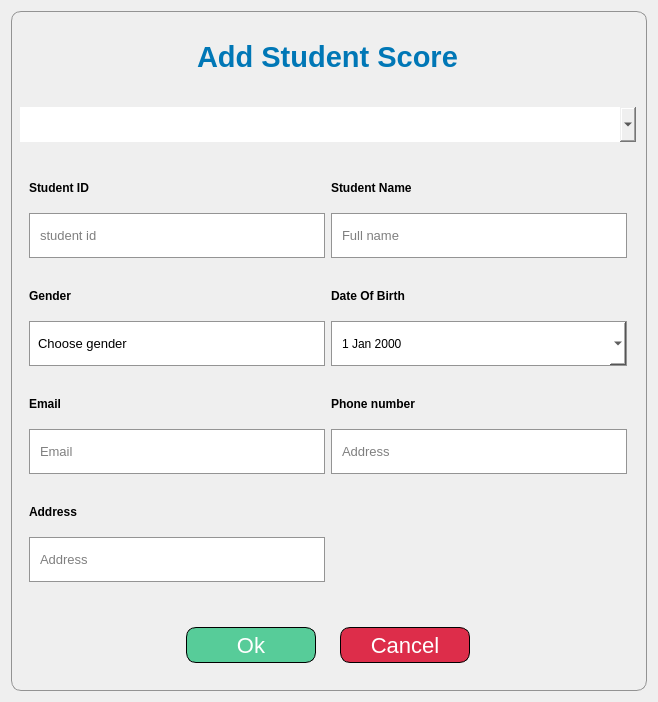
First picture: the form in UI/forms/score_form.ui, repository yuukun123/ManageStudent, before the edit.
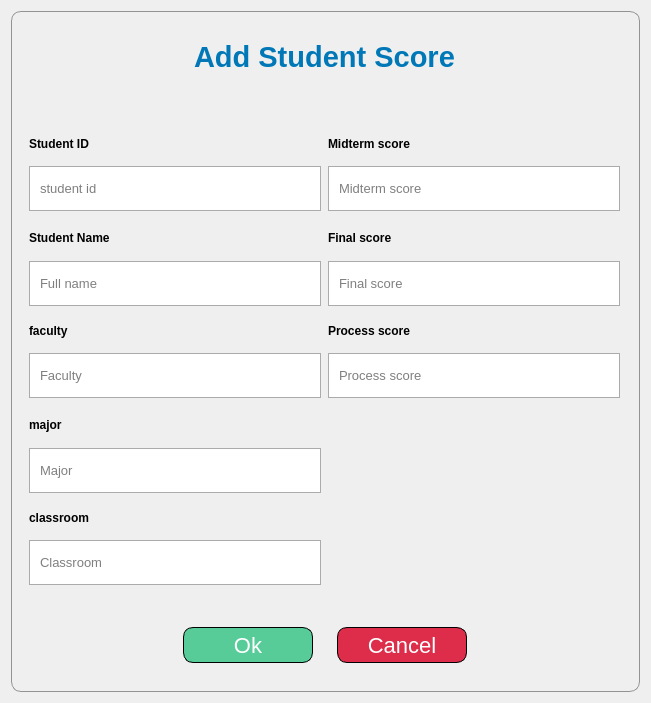
Second picture: the form after the edit. Icons and pictures are not drawn.

Diff of the .ui file:
```diff
--- a/UI/forms/score_form.ui
+++ b/UI/forms/score_form.ui
@@ -6,8 +6,8 @@
    <rect>
     <x>0</x>
     <y>0</y>
-    <width>658</width>
-    <height>702</height>
+    <width>651</width>
+    <height>703</height>
    </rect>
   </property>
   <property name="windowTitle">
@@ -116,43 +116,6 @@
          <property name="rightMargin">
           <number>0</number>
          </property>
-         <item>
-          <widget class="QWidget" name="widget_4" native="true">
-           <property name="minimumSize">
-            <size>
-             <width>0</width>
-             <height>35</height>
-            </size>
-           </property>
-           <property name="styleSheet">
-            <string notr="true">border: 0px solid rgb(0, 0, 0);</string>
-           </property>
-           <layout class="QHBoxLayout" name="horizontalLayout">
-            <property name="leftMargin">
-             <number>0</number>
-            </property>
-            <property name="topMargin">
-             <number>0</number>
-            </property>
-            <property name="rightMargin">
-             <number>0</number>
-            </property>
-            <property name="bottomMargin">
-             <number>0</number>
-            </property>
-            <item>
-             <widget class="QComboBox" name="comboBox">
-              <property name="minimumSize">
-               <size>
-                <width>200</width>
-                <height>35</height>
-               </size>
-              </property>
-             </widget>
-            </item>
-           </layout>
-          </widget>
-         </item>
          <item>
           <widget class="QStackedWidget" name="stackedWidget">
            <property name="frameShadow">
@@ -199,6 +162,252 @@
                 <property name="bottomMargin">
                  <number>0</number>
                 </property>
+                <property name="horizontalSpacing">
+                 <number>7</number>
+                </property>
+                <property name="verticalSpacing">
+                 <number>0</number>
+                </property>
+                <item row="4" column="0">
+                 <widget class="QGroupBox" name="groupBox_22">
+                  <property name="styleSheet">
+                   <string notr="true">border: none;</string>
+                  </property>
+                  <property name="title">
+                   <string/>
+                  </property>
+                  <layout class="QVBoxLayout" name="verticalLayout_14">
+                   <property name="spacing">
+                    <number>0</number>
+                   </property>
+                   <property name="leftMargin">
+                    <number>0</number>
+                   </property>
+                   <property name="topMargin">
+                    <number>0</number>
+                   </property>
+                   <property name="rightMargin">
+                    <number>0</number>
+                   </property>
+                   <property name="bottomMargin">
+                    <number>0</number>
+                   </property>
+                   <item>
+                    <widget class="QLabel" name="label_8">
+                     <property name="maximumSize">
+                      <size>
+                       <width>16777215</width>
+                       <height>40</height>
+                      </size>
+                     </property>
+                     <property name="font">
+                      <font>
+                       <pointsize>9</pointsize>
+                       <weight>75</weight>
+                       <bold>true</bold>
+                      </font>
+                     </property>
+                     <property name="text">
+                      <string>major</string>
+                     </property>
+                    </widget>
+                   </item>
+                   <item>
+                    <widget class="QLineEdit" name="inputMajor">
+                     <property name="minimumSize">
+                      <size>
+                       <width>0</width>
+                       <height>45</height>
+                      </size>
+                     </property>
+                     <property name="font">
+                      <font>
+                       <pointsize>10</pointsize>
+                      </font>
+                     </property>
+                     <property name="styleSheet">
+                      <string notr="true">#inputMajor{
+	padding: 0 8px;
+	border: 1px solid rgb(171, 171, 171)
+}
+</string>
+                     </property>
+                     <property name="inputMask">
+                      <string/>
+                     </property>
+                     <property name="text">
+                      <string/>
+                     </property>
+                     <property name="readOnly">
+                      <bool>true</bool>
+                     </property>
+                     <property name="placeholderText">
+                      <string>Major</string>
+                     </property>
+                    </widget>
+                   </item>
+                  </layout>
+                 </widget>
+                </item>
+                <item row="3" column="1">
+                 <widget class="QGroupBox" name="groupBox_21">
+                  <property name="styleSheet">
+                   <string notr="true">border: none;</string>
+                  </property>
+                  <property name="title">
+                   <string/>
+                  </property>
+                  <layout class="QVBoxLayout" name="verticalLayout_12">
+                   <property name="spacing">
+                    <number>0</number>
+                   </property>
+                   <property name="leftMargin">
+                    <number>0</number>
+                   </property>
+                   <property name="topMargin">
+                    <number>0</number>
+                   </property>
+                   <property name="rightMargin">
+                    <number>0</number>
+                   </property>
+                   <property name="bottomMargin">
+                    <number>0</number>
+                   </property>
+                   <item>
+                    <widget class="QLabel" name="processScore">
+                     <property name="maximumSize">
+                      <size>
+                       <width>16777215</width>
+                       <height>40</height>
+                      </size>
+                     </property>
+                     <property name="font">
+                      <font>
+                       <pointsize>9</pointsize>
+                       <weight>75</weight>
+                       <bold>true</bold>
+                      </font>
+                     </property>
+                     <property name="text">
+                      <string>Process score</string>
+                     </property>
+                    </widget>
+                   </item>
+                   <item>
+                    <widget class="QLineEdit" name="inputProcessScore">
+                     <property name="minimumSize">
+                      <size>
+                       <width>0</width>
+                       <height>45</height>
+                      </size>
+                     </property>
+                     <property name="font">
+                      <font>
+                       <pointsize>10</pointsize>
+                      </font>
+                     </property>
+                     <property name="styleSheet">
+                      <string notr="true">#inputProcessScore{
+	padding: 0 8px;
+	border: 1px solid rgb(171, 171, 171)
+}
+</string>
+                     </property>
+                     <property name="inputMask">
+                      <string/>
+                     </property>
+                     <property name="text">
+                      <string/>
+                     </property>
+                     <property name="readOnly">
+                      <bool>true</bool>
+                     </property>
+                     <property name="placeholderText">
+                      <string>Process score</string>
+                     </property>
+                    </widget>
+                   </item>
+                  </layout>
+                 </widget>
+                </item>
+                <item row="1" column="1">
+                 <widget class="QGroupBox" name="groupBox_5">
+                  <property name="styleSheet">
+                   <string notr="true">border:none;</string>
+                  </property>
+                  <property name="title">
+                   <string/>
+                  </property>
+                  <layout class="QVBoxLayout" name="verticalLayout_11">
+                   <property name="spacing">
+                    <number>0</number>
+                   </property>
+                   <property name="leftMargin">
+                    <number>0</number>
+                   </property>
+                   <property name="topMargin">
+                    <number>0</number>
+                   </property>
+                   <property name="rightMargin">
+                    <number>0</number>
+                   </property>
+                   <property name="bottomMargin">
+                    <number>0</number>
+                   </property>
+                   <item>
+                    <widget class="QLabel" name="midtermScore">
+                     <property name="maximumSize">
+                      <size>
+                       <width>16777215</width>
+                       <height>40</height>
+                      </size>
+                     </property>
+                     <property name="font">
+                      <font>
+                       <pointsize>9</pointsize>
+                       <weight>75</weight>
+                       <bold>true</bold>
+                      </font>
+                     </property>
+                     <property name="text">
+                      <string>Midterm score</string>
+                     </property>
+                    </widget>
+                   </item>
+                   <item>
+                    <widget class="QLineEdit" name="inputMidtermScore">
+                     <property name="minimumSize">
+                      <size>
+                       <width>0</width>
+                       <height>45</height>
+                      </size>
+                     </property>
+                     <property name="font">
+                      <font>
+                       <pointsize>10</pointsize>
+                      </font>
+                     </property>
+                     <property name="styleSheet">
+                      <string notr="true">#inputMidtermScore{
+	padding: 0 8px;
+	border: 1px solid rgb(171, 171, 171)
+}
+</string>
+                     </property>
+                     <property name="inputMask">
+                      <string/>
+                     </property>
+                     <property name="text">
+                      <string/>
+                     </property>
+                     <property name="placeholderText">
+                      <string>Midterm score</string>
+                     </property>
+                    </widget>
+                   </item>
+                  </layout>
+                 </widget>
+                </item>
                 <item row="2" column="1">
                  <widget class="QGroupBox" name="groupBox_2">
                   <property name="styleSheet">
@@ -224,7 +433,7 @@
                     <number>0</number>
                    </property>
                    <item>
-                    <widget class="QLabel" name="label_5">
+                    <widget class="QLabel" name="finalScore">
                      <property name="maximumSize">
                       <size>
                        <width>16777215</width>
@@ -239,128 +448,12 @@
                       </font>
                      </property>
                      <property name="text">
-                      <string>Date Of Birth</string>
+                      <string>Final score</string>
                      </property>
                     </widget>
                    </item>
                    <item>
-                    <widget class="QDateEdit" name="inputStdDate">
-                     <property name="minimumSize">
-                      <size>
-                       <width>0</width>
-                       <height>45</height>
-                      </size>
-                     </property>
-                     <property name="font">
-                      <font>
-                       <family>MS Shell Dlg 2</family>
-                       <pointsize>9</pointsize>
-                       <weight>9</weight>
-                       <italic>false</italic>
-                       <bold>false</bold>
-                      </font>
-                     </property>
-                     <property name="mouseTracking">
-                      <bool>true</bool>
-                     </property>
-                     <property name="styleSheet">
-                      <string notr="true">#inputStdDate {
-	padding: 0 8px;
-	border: 1px solid rgb(148, 148, 148);
-	font: 75 9pt &quot;MS Shell Dlg 2&quot;;
-	background-color: white;
-}
-
-/* Mặc định chữ đen */
-#inputStdDate QLineEdit {
-	color: rgb(0, 0, 0);
-	background: transparent;
-	border: none;
-}
-
-/* Khi QDateEdit hover thì đổi chữ thành trắng */
-#inputStdDate:hover QLineEdit {
-	color: rgb(255, 255, 255);
-}
-
-/* Khi QDateEdit được focus hoặc click */
-#inputStdDate:hover QLineEdit,
-#inputStdDate:pressed QLineEdit {
-	color: rgb(255, 255, 255);
-}
-
-/* Đổi nền khi hover/focus */
-#inputStdDate:hover,
-
-#inputStdDate:pressed {
-	background-color: rgb(167, 167, 167);
-}
-
-/* Nút dropdown */
-#inputStdDate::drop-down {
-    subcontrol-origin: border;
-    subcontrol-position: bottom right;
-    width: 35px;
-    border: none;
-    background-color: rgb(94, 173, 161) ;
-    image: url(:/UI/icons/chevron-down.svg);
-}
-</string>
-                     </property>
-                     <property name="calendarPopup">
-                      <bool>true</bool>
-                     </property>
-                    </widget>
-                   </item>
-                  </layout>
-                 </widget>
-                </item>
-                <item row="1" column="1">
-                 <widget class="QGroupBox" name="groupBox_5">
-                  <property name="styleSheet">
-                   <string notr="true">border:none;</string>
-                  </property>
-                  <property name="title">
-                   <string/>
-                  </property>
-                  <layout class="QVBoxLayout" name="verticalLayout_13">
-                   <property name="spacing">
-                    <number>0</number>
-                   </property>
-                   <property name="leftMargin">
-                    <number>0</number>
-                   </property>
-                   <property name="topMargin">
-                    <number>0</number>
-                   </property>
-                   <property name="rightMargin">
-                    <number>0</number>
-                   </property>
-                   <property name="bottomMargin">
-                    <number>0</number>
-                   </property>
-                   <item>
-                    <widget class="QLabel" name="label_4">
-                     <property name="maximumSize">
-                      <size>
-                       <width>16777215</width>
-                       <height>40</height>
-                      </size>
-                     </property>
-                     <property name="font">
-                      <font>
-                       <pointsize>9</pointsize>
-                       <weight>75</weight>
-                       <bold>true</bold>
-                      </font>
-                     </property>
-                     <property name="text">
-                      <string>Student Name</string>
-                     </property>
-                    </widget>
-                   </item>
-                   <item>
-                    <widget class="QLineEdit" name="inputStdName">
+                    <widget class="QLineEdit" name="inputFinalScore">
                      <property name="minimumSize">
                       <size>
                        <width>0</width>
@@ -373,9 +466,9 @@
                       </font>
                      </property>
                      <property name="styleSheet">
-                      <string notr="true">#inputStdName{
+                      <string notr="true">#inputFinalScore{
 	padding: 0 8px;
-	border: 1px solid rgb(148, 148, 148)
+	border: 1px solid rgb(171, 171, 171)
 }
 </string>
                      </property>
@@ -386,7 +479,7 @@
                       <string/>
                      </property>
                      <property name="placeholderText">
-                      <string>Full name</string>
+                      <string>Final score</string>
                      </property>
                     </widget>
                    </item>
@@ -423,7 +516,7 @@
                     <number>0</number>
                    </property>
                    <item alignment="Qt::AlignLeft">
-                    <widget class="QLabel" name="label">
+                    <widget class="QLabel" name="StdId">
                      <property name="maximumSize">
                       <size>
                        <width>16777215</width>
@@ -458,7 +551,7 @@
                      <property name="styleSheet">
                       <string notr="true">#inputStdID{
 	padding: 0 8px;
-	border: 1px solid rgb(148, 148, 148)
+	border: 1px solid rgb(171, 171, 171)
 }
 </string>
                      </property>
@@ -468,6 +561,9 @@
                      <property name="text">
                       <string/>
                      </property>
+                     <property name="readOnly">
+                      <bool>true</bool>
+                     </property>
                      <property name="placeholderText">
                       <string>student id</string>
                      </property>
@@ -501,7 +597,7 @@
                     <number>0</number>
                    </property>
                    <item>
-                    <widget class="QLabel" name="label_2">
+                    <widget class="QLabel" name="StdName">
                      <property name="maximumSize">
                       <size>
                        <width>16777215</width>
@@ -516,12 +612,12 @@
                       </font>
                      </property>
                      <property name="text">
-                      <string>Gender</string>
+                      <string>Student Name</string>
                      </property>
                     </widget>
                    </item>
                    <item>
-                    <widget class="QComboBox" name="inputStdSex">
+                    <widget class="QLineEdit" name="inputStdName">
                      <property name="minimumSize">
                       <size>
                        <width>0</width>
@@ -530,53 +626,28 @@
                      </property>
                      <property name="font">
                       <font>
-                       <family>MS Shell Dlg 2</family>
                        <pointsize>10</pointsize>
-                       <weight>50</weight>
-                       <italic>false</italic>
-                       <bold>false</bold>
                       </font>
                      </property>
                      <property name="styleSheet">
-                      <string notr="true">#inputStdSex{
+                      <string notr="true">#inputStdName{
 	padding: 0 8px;
-	border: 1px solid rgb(148, 148, 148);
+	border: 1px solid rgb(171, 171, 171)
 }
-
-#inputStdSex:hover{
-	background-color: rgb(161, 161, 161);
-	color: rgb(255, 255, 255);
-}
-
-#inputStdSex::down-arrow {
-    image: url(:/UI/icons/chevron-down.svg);
-    width: 25px;
-    height: 25px;
-}
-
-#inputStdSex::drop-down {
-	border: 0px;
-    subcontrol-origin: padding;
-    subcontrol-position: top right;
-    width: 20px; /* chiều rộng của nút mũi tên */
-	padding-right: 7px;
-}</string>
+</string>
                      </property>
-                     <item>
-                      <property name="text">
-                       <string>Choose gender</string>
-                      </property>
-                     </item>
-                     <item>
-                      <property name="text">
-                       <string>Male</string>
-                      </property>
-                     </item>
-                     <item>
-                      <property name="text">
-                       <string>Female</string>
-                      </property>
-                     </item>
+                     <property name="inputMask">
+                      <string/>
+                     </property>
+                     <property name="text">
+                      <string/>
+                     </property>
+                     <property name="readOnly">
+                      <bool>true</bool>
+                     </property>
+                     <property name="placeholderText">
+                      <string>Full name</string>
+                     </property>
                     </widget>
                    </item>
                   </layout>
@@ -607,7 +678,7 @@
                     <number>0</number>
                    </property>
                    <item>
-                    <widget class="QLabel" name="label_6">
+                    <widget class="QLabel" name="faculty">
                      <property name="maximumSize">
                       <size>
                        <width>16777215</width>
@@ -622,12 +693,12 @@
                       </font>
                      </property>
                      <property name="text">
-                      <string>Email</string>
+                      <string>faculty</string>
                      </property>
                     </widget>
                    </item>
                    <item>
-                    <widget class="QLineEdit" name="inputStdEmail">
+                    <widget class="QLineEdit" name="inputFaculty">
                      <property name="minimumSize">
                       <size>
                        <width>0</width>
@@ -640,9 +711,9 @@
                       </font>
                      </property>
                      <property name="styleSheet">
-                      <string notr="true">#inputStdEmail{
+                      <string notr="true">#inputFaculty{
 	padding: 0 8px;
-	border: 1px solid rgb(148, 148, 148)
+	border: 1px solid rgb(171, 171, 171)
 }
 </string>
                      </property>
@@ -652,101 +723,23 @@
                      <property name="text">
                       <string/>
                      </property>
-                     <property name="placeholderText">
-                      <string>Email</string>
+                     <property name="readOnly">
+                      <bool>true</bool>
                      </property>
-                    </widget>
-                   </item>
-                  </layout>
-                 </widget>
-                </item>
-                <item row="3" column="1">
-                 <widget class="QGroupBox" name="groupBox_21">
-                  <property name="styleSheet">
-                   <string notr="true">border: none;</string>
-                  </property>
-                  <property name="title">
-                   <string/>
-                  </property>
-                  <layout class="QVBoxLayout" name="verticalLayout_12">
-                   <property name="spacing">
-                    <number>0</number>
-                   </property>
-                   <property name="leftMargin">
-                    <number>0</number>
-                   </property>
-                   <property name="topMargin">
-                    <number>0</number>
-                   </property>
-                   <property name="rightMargin">
-                    <number>0</number>
-                   </property>
-                   <property name="bottomMargin">
-                    <number>0</number>
-                   </property>
-                   <item>
-                    <widget class="QLabel" name="label_7">
-                     <property name="maximumSize">
-                      <size>
-                       <width>16777215</width>
-                       <height>40</height>
-                      </size>
-                     </property>
-                     <property name="font">
-                      <font>
-                       <pointsize>9</pointsize>
-                       <weight>75</weight>
-                       <bold>true</bold>
-                      </font>
-                     </property>
-                     <property name="text">
-                      <string>Phone number</string>
-                     </property>
-                    </widget>
-                   </item>
-                   <item>
-                    <widget class="QLineEdit" name="inputStdPhone">
-                     <property name="minimumSize">
-                      <size>
-                       <width>0</width>
-                       <height>45</height>
-                      </size>
-                     </property>
-                     <property name="font">
-                      <font>
-                       <pointsize>10</pointsize>
-                      </font>
-                     </property>
-                     <property name="styleSheet">
-                      <string notr="true">#inputStdPhone{
-	padding: 0 8px;
-	border: 1px solid rgb(148, 148, 148)
-}
-</string>
-                     </property>
-                     <property name="inputMask">
-                      <string/>
-                     </property>
-                     <property name="text">
-                      <string/>
-                     </property>
                      <property name="placeholderText">
-                      <string>Address</string>
+                      <string>Faculty</string>
                      </property>
                     </widget>
                    </item>
                   </layout>
                  </widget>
                 </item>
-                <item row="4" column="0">
-                 <widget class="QGroupBox" name="groupBox_22">
-                  <property name="styleSheet">
-                   <string notr="true">border: none;</string>
-                  </property>
+                <item row="5" column="0">
+                 <widget class="QGroupBox" name="groupBox_7">
                   <property name="title">
                    <string/>
                   </property>
-                  <layout class="QVBoxLayout" name="verticalLayout_14">
+                  <layout class="QVBoxLayout" name="verticalLayout_7">
                    <property name="spacing">
                     <number>0</number>
                    </property>
@@ -763,7 +756,7 @@
                     <number>0</number>
                    </property>
                    <item>
-                    <widget class="QLabel" name="label_8">
+                    <widget class="QLabel" name="label_9">
                      <property name="maximumSize">
                       <size>
                        <width>16777215</width>
@@ -778,12 +771,12 @@
                       </font>
                      </property>
                      <property name="text">
-                      <string>Address</string>
+                      <string>classroom</string>
                      </property>
                     </widget>
                    </item>
                    <item>
-                    <widget class="QLineEdit" name="inputStdAddress">
+                    <widget class="QLineEdit" name="inputClassroom">
                      <property name="minimumSize">
                       <size>
                        <width>0</width>
@@ -796,9 +789,9 @@
                       </font>
                      </property>
                      <property name="styleSheet">
-                      <string notr="true">#inputStdAddress{
+                      <string notr="true">#inputClassroom{
 	padding: 0 8px;
-	border: 1px solid rgb(148, 148, 148)
+	border: 1px solid rgb(171, 171, 171)
 }
 </string>
                      </property>
@@ -808,8 +801,11 @@
                      <property name="text">
                       <string/>
                      </property>
+                     <property name="readOnly">
+                      <bool>true</bool>
+                     </property>
                      <property name="placeholderText">
-                      <string>Address</string>
+                      <string>Classroom</string>
                      </property>
                     </widget>
                    </item>
```
